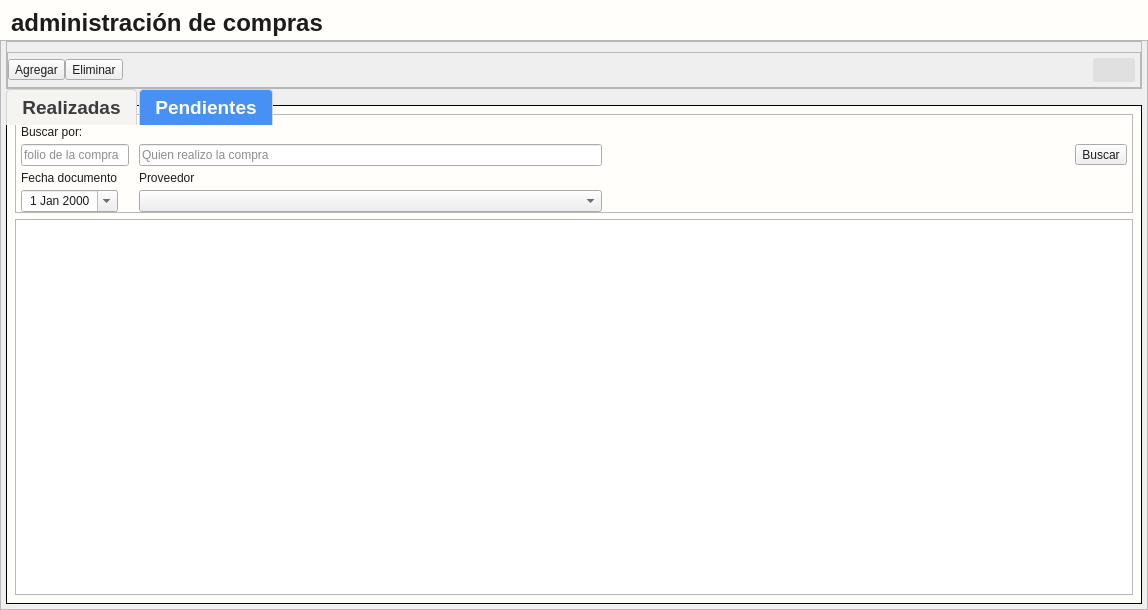
Qt form app/View/UserInterfaceUi/UI_CONTROL_COMPRAS.ui (LAngelVp/software-punto-de-venta) before a commit.
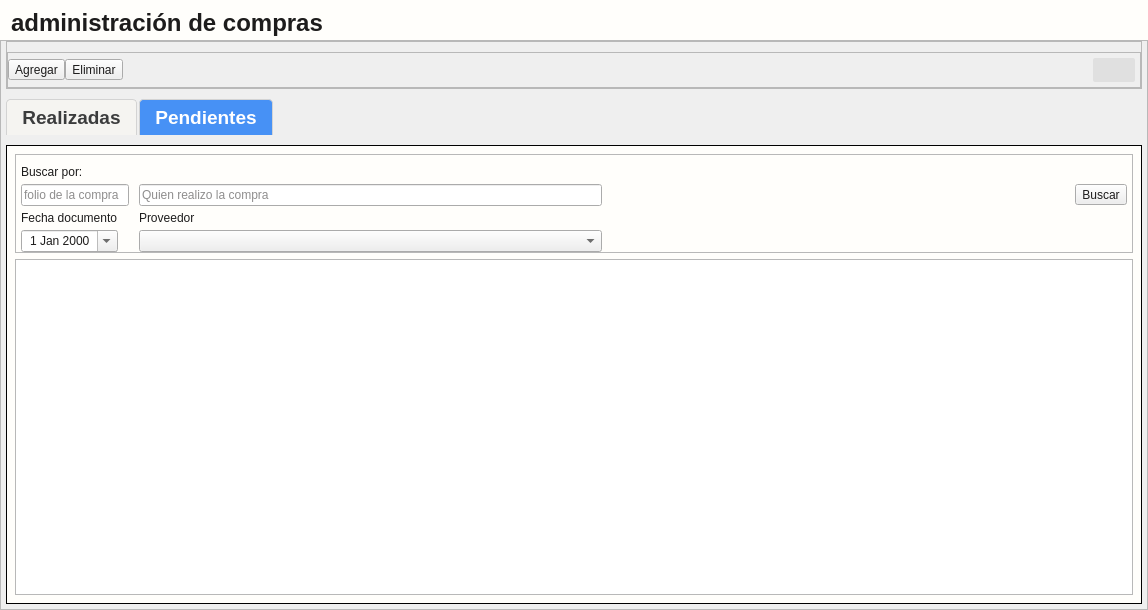
The same form after that commit. The open tabs and pages were chosen to show the change. Icons and pictures are not drawn.

Diff of the .ui file:
```diff
--- a/app/View/UserInterfaceUi/UI_CONTROL_COMPRAS.ui
+++ b/app/View/UserInterfaceUi/UI_CONTROL_COMPRAS.ui
@@ -44,7 +44,7 @@
 QTabWidget::pane {
         border: none;
         position: absolute;
-        top: -20px;
+        top: 10px;
     }
     
     /* Pestaña no seleccionada */
@@ -58,6 +58,7 @@
         border-top-left-radius: 4px;
         border-top-right-radius: 4px;
         margin-right: 2px;
+		margin-top:10px;
     }
     
     /* Pestaña seleccionada */
```
Left out of the diff: 4 changed lines with no effect on the pictures.
